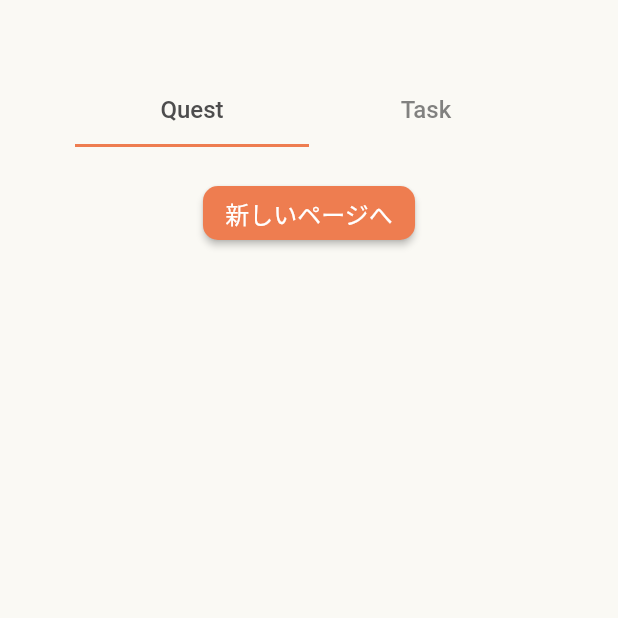
After one commit to LOCAQUE/food_quest, a Flutter app: the HomeScreen screen opened directly, on a phone screen of 412 x 824 dp, the top half of it. The commit adds this screen. Run offline on Flutter 3.47's test engine with Material 2 defaults, Android fonts, the phone set to English and light mode, and no system bars; our stand-ins replace animated_bottom_navigation_bar, flutter_datetime_picker_plus, flutter_dotenv, flutter_hooks, flutter_riverpod, freezed_annotation and 3 more; missing offline and left inert: navigator_scope; accounts and stored records are empty.

Commit message:
feat: クエスト画面の切り分け

```diff
--- a/lib/presentation/screen/home_screen/home_screen.dart
+++ b/lib/presentation/screen/home_screen/home_screen.dart
@@ -4,20 +4,20 @@ import 'package:gap/gap.dart';
 import 'package:hooks_riverpod/hooks_riverpod.dart';
 
 import 'package:food_quest/gen/colors.gen.dart';
-import 'package:food_quest/presentation/screen/question_screen/question_screen.dart';
+import 'package:food_quest/presentation/screen/home_screen/quest_screen.dart';
 
 class HomeScreen extends HookConsumerWidget {
   const HomeScreen({super.key});
 
   @override
   Widget build(BuildContext context, WidgetRef ref) {
-    return Scaffold(
+    return const Scaffold(
       body: DefaultTabController(
         length: 2,
         child: Column(
           children: [
-            const Gap(50),
-            const TabBar(
+            Gap(50),
+            TabBar(
               padding: EdgeInsets.symmetric(horizontal: 50),
               indicatorColor: AppColor.primaryColor,
               tabs: [
@@ -28,26 +28,8 @@ class HomeScreen extends HookConsumerWidget {
             Expanded(
               child: TabBarView(
                 children: [
-                  ListView(
-                    children: [
-                      Column(
-                        children: [
-                          const Gap(20), // 追加したボタンとの間隔を開けるためのスペース
-                          ElevatedButton(
-                            onPressed: () {
-                              Navigator.of(context).push(
-                                MaterialPageRoute<QuestionScreen>(
-                                  builder: (context) => const QuestionScreen(),
-                                ),
-                              );
-                            },
-                            child: const Text('新しいページへ'),
-                          ),
-                        ],
-                      ),
-                    ],
-                  ),
-                  const Center(child: Text('タスク一覧')),
+                  QuestScreen(),
+                  Center(child: Text('タスク一覧')),
                 ],
               ),
             ),
--- /dev/null
+++ b/lib/presentation/screen/home_screen/quest_screen.dart
@@ -0,0 +1,34 @@
+import 'package:flutter/material.dart';
+
+import 'package:gap/gap.dart';
+
+import 'package:food_quest/presentation/screen/question_screen/question_screen.dart';
+
+class QuestScreen extends StatelessWidget {
+  const QuestScreen({super.key});
+
+  @override
+  Widget build(BuildContext context) {
+    return Scaffold(
+      body: ListView(
+        children: [
+          Column(
+            children: [
+              const Gap(20), // 追加したボタンとの間隔を開けるためのスペース
+              ElevatedButton(
+                onPressed: () {
+                  Navigator.of(context).push(
+                    MaterialPageRoute<QuestionScreen>(
+                      builder: (context) => const QuestionScreen(),
+                    ),
+                  );
+                },
+                child: const Text('新しいページへ'),
+              ),
+            ],
+          ),
+        ],
+      ),
+    );
+  }
+}
```
